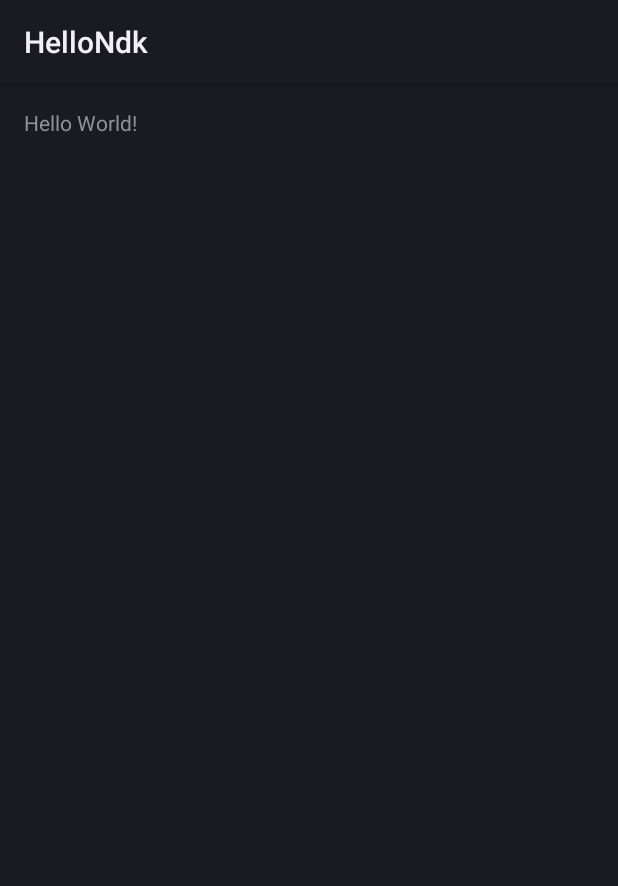
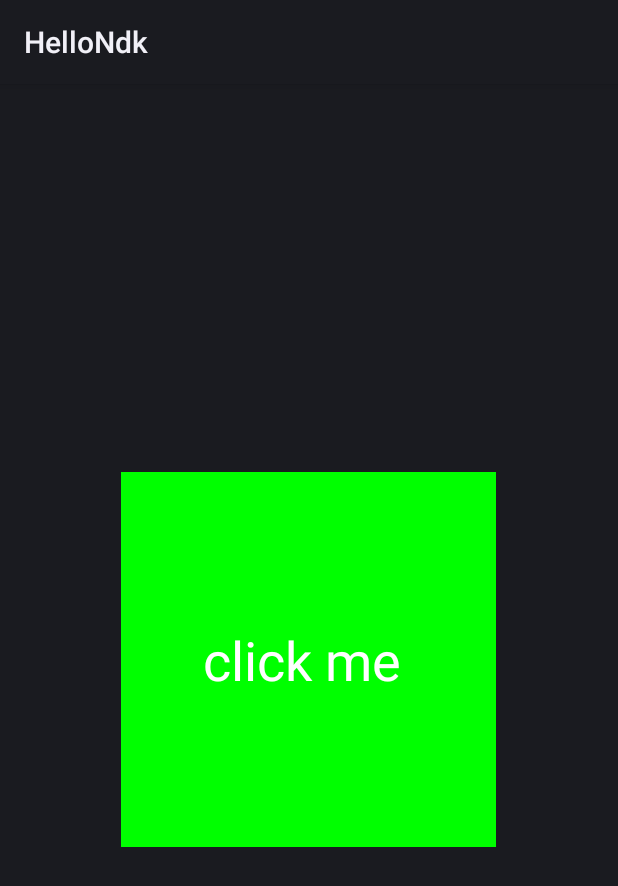
Before and after one commit to chenchaotom/HelloNDK, an Android app: the screen it shows after launch (MainActivity), on a phone screen of 412 x 824 dp. Shown: the top 886 px of the screen. Run offline under Robolectric (Android 15) with nearby library versions, the phone set to English and light mode, and no system bars.

Commit message:
完成NDK入门教程的coding

```diff
--- a/app/build.gradle
+++ b/app/build.gradle
@@ -10,6 +10,9 @@ android {
         targetSdkVersion 19
         versionCode 1
         versionName "1.0"
+        ndk {
+            moduleName "hello-world"
+        }
     }
     buildTypes {
         release {
--- a/app/src/main/java/com/hteng/ndk/hello/HelloManager.java
+++ b/app/src/main/java/com/hteng/ndk/hello/HelloManager.java
@@ -17,6 +17,12 @@ public class HelloManager {
         return instance;
     }
 
+    public native String getHelloString();
 
+    static {
+
+        System.loadLibrary("hello-world");
+
+    }
 
 }
--- a/app/src/main/res/layout/activity_main.xml
+++ b/app/src/main/res/layout/activity_main.xml
@@ -10,7 +10,15 @@
     tools:context="com.hteng.ndk.hello.MainActivity">
 
     <TextView
-        android:layout_width="wrap_content"
-        android:layout_height="wrap_content"
-        android:text="Hello World!" />
+        android:layout_width="250dp"
+        android:layout_height="250dp"
+        android:layout_centerInParent="true"
+        android:gravity="center"
+        android:background="#00FF00"
+        android:clickable="true"
+        android:text="click me "
+        android:onClick="invokeHello"
+        android:textSize="36dp"
+        android:textColor="@android:color/white"/>
+
 </RelativeLayout>
```
Also changed, not shown: app/src/main/java/com/hteng/ndk/hello/MainActivity.java (+8 -0 lines), gradle.properties (+6 -8 lines), 2 other files.
